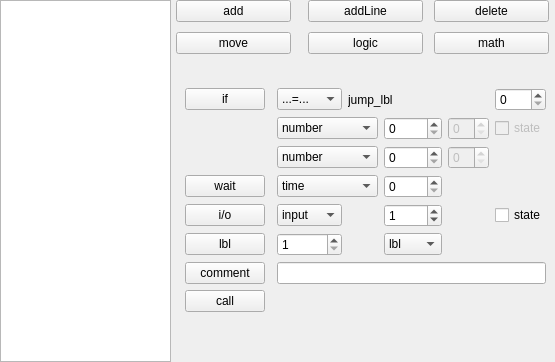
Above: src/ProgEditorWidget/programmeditorwidget.ui from graffiitt/hamster_gui before the change. Below: the same form after it.
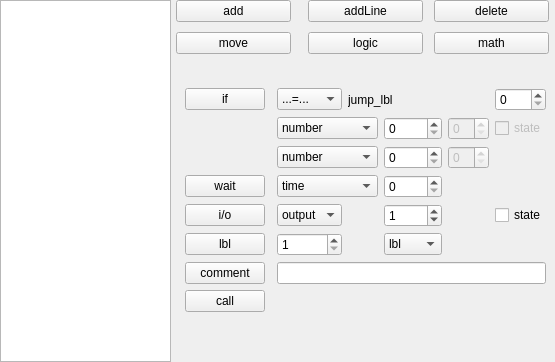
That is the form after the change.

```diff
--- a/src/ProgEditorWidget/programmeditorwidget.ui
+++ b/src/ProgEditorWidget/programmeditorwidget.ui
@@ -285,11 +285,6 @@
        </property>
        <item row="5" column="2">
         <widget class="QComboBox" name="IOComboBox">
-         <item>
-          <property name="text">
-           <string>input</string>
-          </property>
-         </item>
          <item>
           <property name="text">
            <string>output</string>
```
